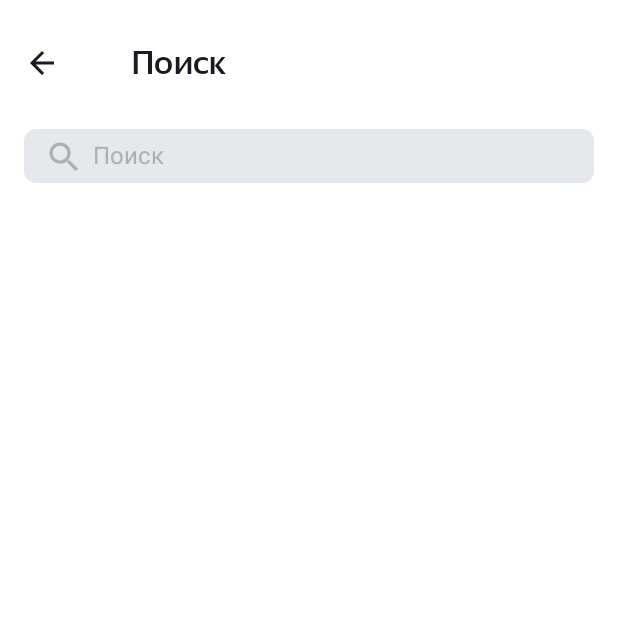
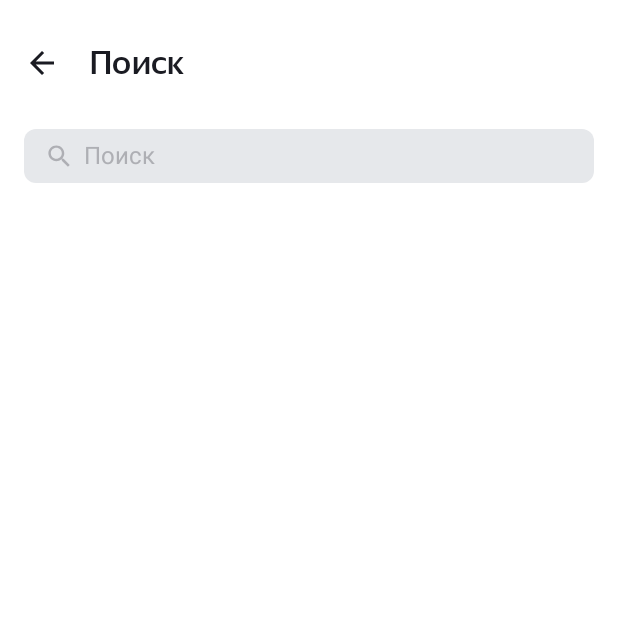
Before and after one commit to Vi1317/PlaylistMaker, an Android app: the screen it shows after launch (SearchActivity), after a tap on "Поиск", on a phone screen of 412 x 824 dp, the top half of it. Run offline under Robolectric (Android 15) with nearby library versions, the phone set to English and light mode, and no system bars.

Commit message:
9 спринт (исправления)

```diff
--- a/app/src/main/java/com/example/playlistmaker/SearchActivity.kt
+++ b/app/src/main/java/com/example/playlistmaker/SearchActivity.kt
@@ -7,10 +7,10 @@ import android.text.TextWatcher
 import android.view.View
 import android.widget.EditText
 import android.widget.ImageView
-import androidx.activity.enableEdgeToEdge
 import androidx.appcompat.app.AppCompatActivity
-import androidx.core.view.ViewCompat
-import androidx.core.view.WindowInsetsCompat
+import android.view.inputmethod.InputMethodManager
+import androidx.core.content.getSystemService
+import androidx.core.widget.addTextChangedListener
 import com.google.android.material.appbar.MaterialToolbar
 
 class SearchActivity : AppCompatActivity() {
@@ -34,23 +34,16 @@ class SearchActivity : AppCompatActivity() {
 
         clearButton.setOnClickListener {
             searchText.setText("")
+            clearButton.visibility = View.GONE
+
+            val imm = getSystemService<InputMethodManager>()
+            imm?.hideSoftInputFromWindow(searchText.windowToken, 0)
         }
 
-        val simpleTextWatcher = object : TextWatcher {
-            override fun beforeTextChanged(s: CharSequence?, start: Int, count: Int, after: Int) {
-                // empty
-            }
-
-            override fun onTextChanged(s: CharSequence?, start: Int, before: Int, count: Int) {
-                clearButton.visibility = clearButtonVisibility(s)
-                currentText = s.toString()
-            }
-
-            override fun afterTextChanged(s: Editable?) {
-                // empty
-            }
+        searchText.addTextChangedListener { text ->
+            clearButton.visibility = clearButtonVisibility(text)
+            currentText = text?.toString() ?: ""
         }
-        searchText.addTextChangedListener(simpleTextWatcher)
     }
 
     private fun clearButtonVisibility(s: CharSequence?): Int {
@@ -61,14 +54,18 @@ class SearchActivity : AppCompatActivity() {
         }
     }
 
+    companion object {
+        private const val SEARCH_TEXT = "search_text"
+    }
+
     override fun onSaveInstanceState(outState: Bundle) {
         super.onSaveInstanceState(outState)
-        outState.putString("search_text", currentText)
+        outState.putString(SEARCH_TEXT, currentText)
     }
 
     override fun onRestoreInstanceState(savedInstanceState: Bundle) {
         super.onRestoreInstanceState(savedInstanceState)
-        val restoredText = savedInstanceState.getString("search_text", "")
+        val restoredText = savedInstanceState.getString(SEARCH_TEXT, "")
         searchText.setText(restoredText)
     }
 }
--- /dev/null
+++ b/app/src/main/res/drawable/ic_search_16.xml
@@ -0,0 +1,8 @@
+<?xml version="1.0" encoding="utf-8"?>
+<layer-list xmlns:android="http://schemas.android.com/apk/res/android">
+  <item
+      android:drawable="@drawable/ic_search_24"
+      android:width="18dp"
+      android:height="18dp"
+      android:gravity="center" />
+</layer-list>
--- a/app/src/main/res/layout/activity_search.xml
+++ b/app/src/main/res/layout/activity_search.xml
@@ -31,9 +31,8 @@
         android:inputType="text"
         android:maxLines="1"
         android:textSize="@dimen/menu_text"
-        android:textColor="?attr/colorOnPrimary"
-
-        android:drawableStart="@drawable/ic_search_24"
+        android:textColor="@color/black"
+        android:drawableStart="@drawable/ic_search_16"
         app:drawableTint="?attr/colorPrimaryVariant"
         android:drawablePadding="8dp"/>
 
@@ -45,7 +44,7 @@
         android:layout_marginEnd="12dp"
         android:src="@drawable/ic_clear_16"
         android:contentDescription="@string/search"
-        app:drawableTint="?attr/colorPrimaryVariant"
+        app:tint="?attr/colorPrimaryVariant"
         android:visibility="gone" />
     </FrameLayout>
 </LinearLayout>
--- a/app/src/main/res/layout/activity_settings.xml
+++ b/app/src/main/res/layout/activity_settings.xml
@@ -20,6 +20,8 @@
         style="@style/SwitchSettingsElement"
         android:layout_marginTop="@dimen/padding_24"
         android:checked="false"
+        app:thumbTint="@color/blue"
+        app:trackTint="@color/blue_light"
         android:text="@string/theme"/>
 
     <com.google.android.material.textview.MaterialTextView
--- a/app/src/main/res/values/style.xml
+++ b/app/src/main/res/values/style.xml
@@ -11,6 +11,7 @@
         <item name="android:paddingEnd">@dimen/padding_16</item>
         <item name="android:letterSpacing">0</item>
         <item name="navigationIconTint">?attr/colorOnPrimary</item>
+        <item name="contentInsetStartWithNavigation">@dimen/padding_24</item>
     </style>
 
     <style name="ToolbarText" parent="TextAppearance.MaterialComponents.Headline6">
@@ -50,7 +51,7 @@
         <item name="drawableTint">?attr/colorOnSecondary</item>
     </style>
 
-    <style name="SwitchSettingsElement">
+    <style name="SwitchSettingsElement" parent="Theme.MaterialComponents.DayNight.NoActionBar">
         <item name="android:layout_width">match_parent</item>
         <item name="android:layout_height">wrap_content</item>
         <item name="android:gravity">center_vertical</item>
```
Also changed, not shown: app/src/main/java/com/example/playlistmaker/SettingsActivity.kt (+6 -1 lines), 1 other file.
